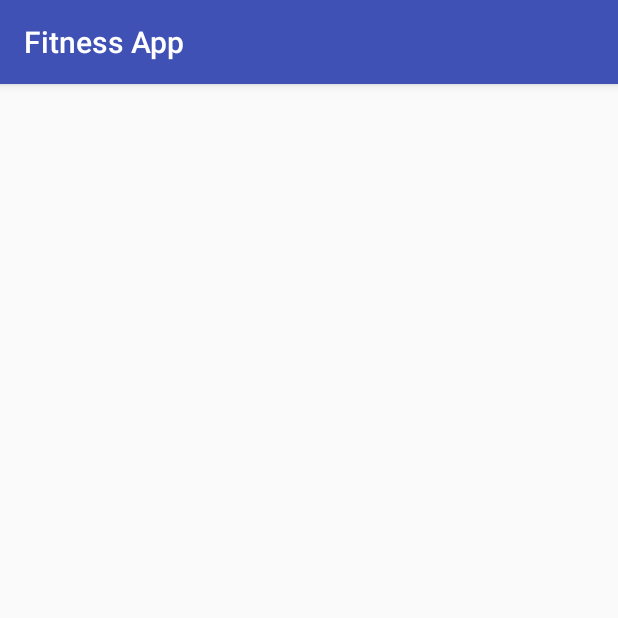
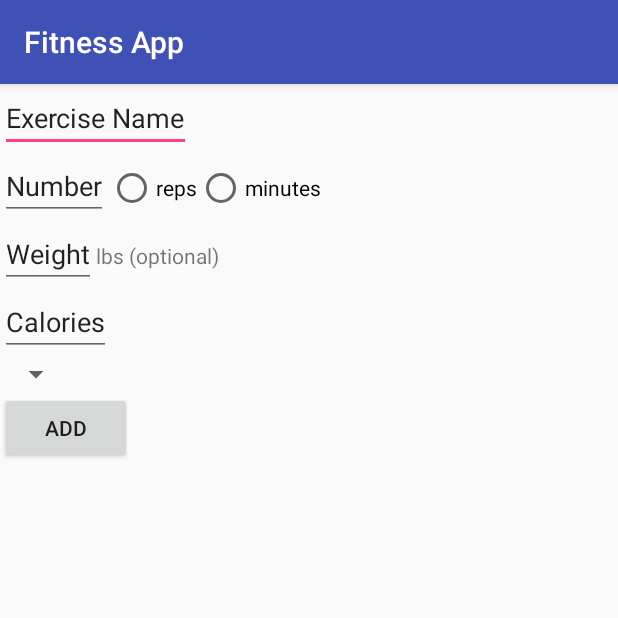
Before and after one commit to sheenanick/fitness-app, an Android app: the NewExerciseActivity screen opened directly, with no data from a screen before it, on a phone screen of 412 x 824 dp, the top half of it. Run offline under Robolectric (Android 15) with nearby library versions, the phone set to English and light mode, and no system bars.

Commit message:
add form to layout

```diff
--- a/app/src/main/res/layout/activity_new_exercise.xml
+++ b/app/src/main/res/layout/activity_new_exercise.xml
@@ -1,12 +1,73 @@
 <?xml version="1.0" encoding="utf-8"?>
-<RelativeLayout xmlns:android="http://schemas.android.com/apk/res/android"
+<LinearLayout xmlns:android="http://schemas.android.com/apk/res/android"
     xmlns:tools="http://schemas.android.com/tools"
     android:layout_width="match_parent"
     android:layout_height="match_parent"
-    android:paddingBottom="@dimen/activity_vertical_margin"
-    android:paddingLeft="@dimen/activity_horizontal_margin"
-    android:paddingRight="@dimen/activity_horizontal_margin"
-    android:paddingTop="@dimen/activity_vertical_margin"
+    android:orientation="vertical"
     tools:context="com.lifehackig.fitnessapp.ui.NewExerciseActivity">
 
-</RelativeLayout>
+    <EditText
+        android:id="@+id/nameEditText"
+        android:layout_width="wrap_content"
+        android:layout_height="wrap_content"
+        android:inputType="text"
+        android:text="Exercise Name"/>
+
+    <LinearLayout
+        android:layout_width="wrap_content"
+        android:layout_height="wrap_content"
+        android:orientation="horizontal">
+
+        <EditText
+            android:id="@+id/repsOrDuration"
+            android:layout_width="wrap_content"
+            android:layout_height="wrap_content"
+            android:inputType="number"
+            android:text="Number"/>
+
+        <RadioButton
+            android:id="@+id/reps"
+            android:layout_width="wrap_content"
+            android:layout_height="wrap_content"
+            android:text="reps"/>
+        <RadioButton
+            android:id="@+id/minutes"
+            android:layout_width="wrap_content"
+            android:layout_height="wrap_content"
+            android:text="minutes"/>
+    </LinearLayout>
+
+    <LinearLayout
+        android:layout_width="wrap_content"
+        android:layout_height="wrap_content"
+        android:orientation="horizontal">
+        <EditText
+            android:id="@+id/weightEditText"
+            android:layout_width="wrap_content"
+            android:layout_height="wrap_content"
+            android:inputType="number"
+            android:text="Weight"/>
+        <TextView
+            android:layout_width="wrap_content"
+            android:layout_height="wrap_content"
+            android:text="lbs (optional)"/>
+    </LinearLayout>
+
+    <EditText
+        android:id="@+id/caloriesEditText"
+        android:layout_width="wrap_content"
+        android:layout_height="wrap_content"
+        android:inputType="number"
+        android:text="Calories"/>
+
+    <Spinner
+        android:id="@+id/muscleSpinner"
+        android:layout_width="wrap_content"
+        android:layout_height="wrap_content" />
+
+    <Button
+        android:id="@+id/addButton"
+        android:layout_width="wrap_content"
+        android:layout_height="wrap_content"
+        android:text="Add"/>
+</LinearLayout>
```
